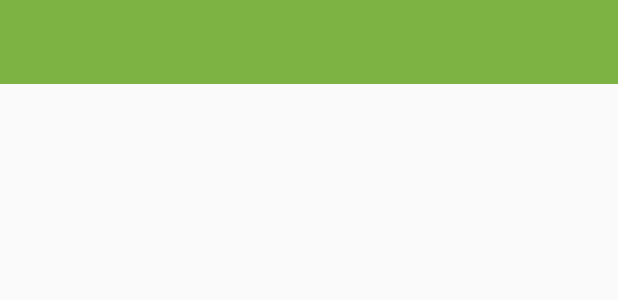
After one commit to UncelApe/Bamboo, an Android app: the layout fragment_register.xml on its own in the app's theme, with its tools: preview values and no code run, on a phone screen of 412 x 824 dp. The commit adds this screen. Shown: the top 300 px of the screen. Run offline under Robolectric (Android 15) with nearby library versions, the phone set to English and light mode, and no system bars.

Commit message:
finish 3june

```diff
--- /dev/null
+++ b/app/src/main/java/bamboo/boobam/RegisterFragment.java
@@ -0,0 +1,29 @@
+package bamboo.boobam;
+
+
+import android.os.Bundle;
+import android.support.v4.app.Fragment;
+import android.view.LayoutInflater;
+import android.view.View;
+import android.view.ViewGroup;
+
+
+/**
+ * A simple {@link Fragment} subclass.
+ */
+public class RegisterFragment extends Fragment {
+
+
+    public RegisterFragment() {
+        // Required empty public constructor
+    }
+
+
+    @Override
+    public View onCreateView(LayoutInflater inflater, ViewGroup container,
+                             Bundle savedInstanceState) {
+        // Inflate the layout for this fragment
+        return inflater.inflate(R.layout.fragment_register, container, false);
+    }
+
+}
--- /dev/null
+++ b/app/src/main/res/layout/fragment_register.xml
@@ -0,0 +1,19 @@
+<?xml version="1.0" encoding="utf-8"?>
+<LinearLayout xmlns:android="http://schemas.android.com/apk/res/android"
+    android:orientation="vertical"
+    xmlns:tools="http://schemas.android.com/tools"
+    android:layout_width="match_parent"
+    android:layout_height="match_parent"
+    tools:context=".RegisterFragment">
+
+
+    <!--Toolbar-->
+    <android.support.v7.widget.Toolbar
+        android:background="@color/colorPrimary"
+        android:layout_width="match_parent"
+        android:layout_height="?attr/actionBarSize"/>
+
+
+    <!--Content-->
+
+</LinearLayout>
--- a/app/src/main/res/values/colors.xml
+++ b/app/src/main/res/values/colors.xml
@@ -1,6 +1,7 @@
 <?xml version="1.0" encoding="utf-8"?>
 <resources>
-    <color name="colorPrimary">#008577</color>
-    <color name="colorPrimaryDark">#00574B</color>
+    <color name="colorPrimary">#7cb342</color>
+    <color name="colorPrimaryDark">#4b830d</color>
     <color name="colorAccent">#D81B60</color>
 </resources>
+1
```
